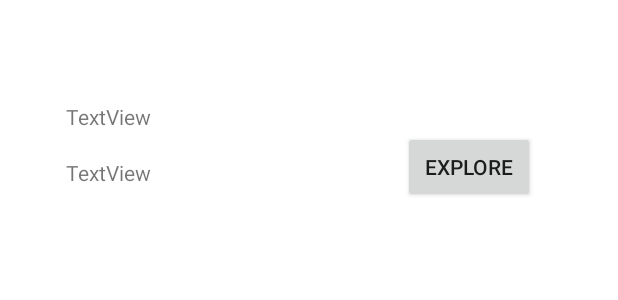
After one commit to aqibbangash/BackpackersApp-Android, an Android app: the layout my_expediition_ly.xml on its own in the app's theme, with its tools: preview values and no code run, on a phone screen of 412 x 824 dp. The commit adds this screen. Shown: the top 300 px of the screen. Run offline under Robolectric (Android 15) with nearby library versions, the light colour scheme and no system bars; network calls fail.

Commit message:
Fragment Data shown for My expedition.

```diff
--- a/app/src/main/AndroidManifest.xml
+++ b/app/src/main/AndroidManifest.xml
@@ -11,14 +11,14 @@
         android:roundIcon="@drawable/logo"
         android:supportsRtl="true"
         android:theme="@style/AppTheme">
-        <activity android:name=".UserLogin.MainActivity">
+        <activity android:name=".SplashActivity">
             <intent-filter>
                 <action android:name="android.intent.action.MAIN" />
 
                 <category android:name="android.intent.category.LAUNCHER" />
             </intent-filter>
         </activity>
-        <activity android:name=".SplashActivity" />
+        <activity android:name=".UserLogin.MainActivity"/>
         <activity android:name=".Home.HomeActivity" />
         <activity android:name=".Home.ExpeditionActivity" />
         <activity android:name=".Home.DetailActivity" />
--- a/app/src/main/java/com/kit/backpackers/project_kit/Home/HomeFragments/FragmentActivity.java
+++ b/app/src/main/java/com/kit/backpackers/project_kit/Home/HomeFragments/FragmentActivity.java
@@ -29,7 +29,7 @@ public class FragmentActivity extends AppCompatActivity {
     @Override
     protected void onCreate(Bundle savedInstanceState) {
         super.onCreate(savedInstanceState);
-        setContentView(R.layout.activity_main);
+        setContentView(R.layout.activity_fragment);
 
         toolbar = (Toolbar) findViewById(R.id.toolbar);
         setSupportActionBar(toolbar);
--- a/app/src/main/java/com/kit/backpackers/project_kit/SplashActivity.java
+++ b/app/src/main/java/com/kit/backpackers/project_kit/SplashActivity.java
@@ -21,6 +21,7 @@ public class SplashActivity extends AppCompatActivity {
     protected void onCreate(Bundle savedInstanceState) {
         super.onCreate(savedInstanceState);
         setContentView(R.layout.activity_splash);
+        userLoginSession = new UserLoginSession(this);
         HashMap<String, String > userDetails = userLoginSession.getUserDetails();
         _username = userDetails.get(UserLoginSession.username);
     }
--- /dev/null
+++ b/app/src/main/res/layout/my_expediition_ly.xml
@@ -0,0 +1,41 @@
+<?xml version="1.0" encoding="utf-8"?>
+<RelativeLayout xmlns:android="http://schemas.android.com/apk/res/android"
+    android:orientation="vertical" android:layout_width="match_parent"
+    android:layout_height="match_parent"
+    android:background="#fff">
+
+
+    <TextView
+        android:text="TextView"
+        android:layout_width="wrap_content"
+        android:layout_height="wrap_content"
+        android:layout_alignParentTop="true"
+        android:layout_alignParentLeft="true"
+        android:layout_alignParentStart="true"
+        android:layout_marginLeft="44dp"
+        android:layout_marginStart="44dp"
+        android:layout_marginTop="68dp"
+        android:id="@+id/expeditionName" />
+
+    <TextView
+        android:text="TextView"
+        android:layout_width="wrap_content"
+        android:layout_height="wrap_content"
+        android:layout_below="@+id/expeditionName"
+        android:layout_alignRight="@+id/expeditionName"
+        android:layout_alignEnd="@+id/expeditionName"
+        android:layout_marginTop="18dp"
+        android:id="@+id/expeditionLocation" />
+
+    <Button
+        android:text="Explore"
+        android:layout_width="wrap_content"
+        android:layout_height="wrap_content"
+        android:layout_marginRight="55dp"
+        android:layout_marginEnd="55dp"
+        android:id="@+id/exploreExp"
+        android:layout_below="@+id/expeditionName"
+        android:layout_alignParentRight="true"
+        android:layout_alignParentEnd="true" />
+
+</RelativeLayout>
--- a/app/src/main/res/values/styles.xml
+++ b/app/src/main/res/values/styles.xml
@@ -6,6 +6,8 @@
         <item name="colorPrimary">@color/colorPrimary</item>
         <item name="colorPrimaryDark">@color/colorPrimaryDark</item>
         <item name="colorAccent">@color/colorAccent</item>
+        <item name="windowActionBar">false</item>
+        <item name="windowNoTitle">true</item>
     </style>
     <style name="AppTheme.AppBarOverlay" parent="ThemeOverlay.AppCompat.Dark.ActionBar" />
 
```
Also changed, not shown: app/src/main/java/com/kit/backpackers/project_kit/Home/HomeFragments/Adapters/MyExpeditionAdapter.java (added, +75 -0 lines), app/src/main/java/com/kit/backpackers/project_kit/Home/HomeFragments/OneFragment.java (+125 -2 lines), app/src/main/java/com/kit/backpackers/project_kit/Utils/HttpRequests.java (+16 -0 lines), app/src/main/res/layout/fragment_one.xml (+6 -7 lines).
